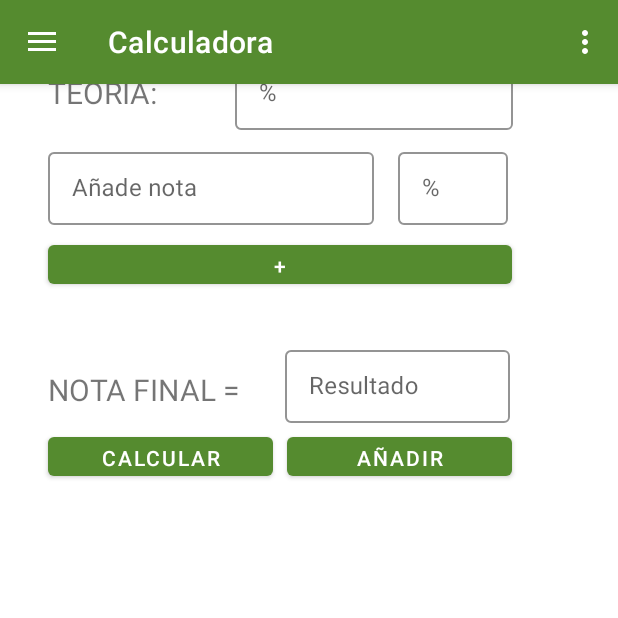
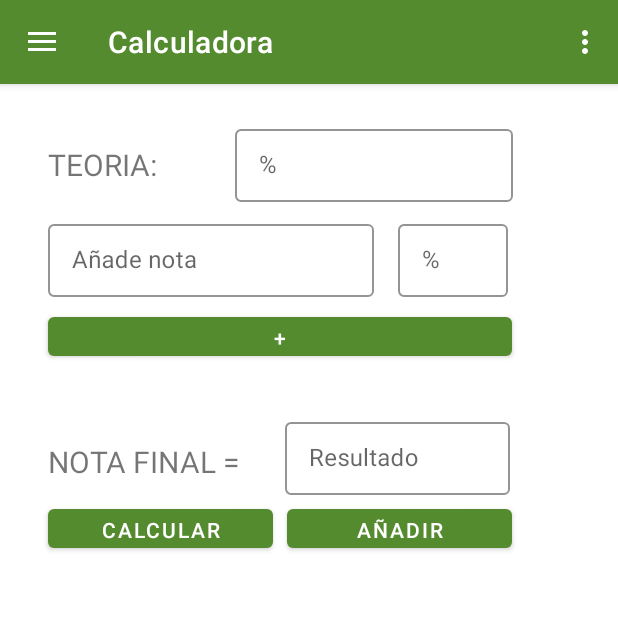
Before and after one commit to danielaocampo2/ZeitPlan_proyect, an Android app: the fragment CalculadoraActivity placed in its activity, on a phone screen of 412 x 824 dp, the top half of it. Run offline under Robolectric (Android 15) with nearby library versions, the phone set to English and light mode, and no system bars; our stand-ins replace CircleImageView, Firebase (no records; nobody signed in at launch, a user with empty details on screens opened directly); 2 statements that could not run were skipped.

Commit message:
calculadora con fragment final

```diff
--- a/app/src/main/java/com/example/zeitplan_proyect/CalculadoraActivity.java
+++ b/app/src/main/java/com/example/zeitplan_proyect/CalculadoraActivity.java
@@ -319,7 +319,7 @@ public class CalculadoraActivity extends Fragment {
 
         boton_campoNuevo.setOnClickListener(new View.OnClickListener() {
             @Override
-            public void onClick(View view) {
+            public void onClick(View v) {
 
                 LayoutInflater inflater = getLayoutInflater();
                 View vista = inflater.inflate(R.layout.dialogo_camponuevo, (ViewGroup)view.findViewById(R.id.dialog_campoNuevo));
--- a/app/src/main/res/layout/activity_calculadora.xml
+++ b/app/src/main/res/layout/activity_calculadora.xml
@@ -15,7 +15,7 @@
             android:id="@+id/textView_Teoria"
             android:layout_width="wrap_content"
             android:layout_height="wrap_content"
-            android:layout_marginTop="48dp"
+            android:layout_marginTop="96dp"
             android:text="TEORIA:"
             android:textSize="20sp"
             app:layout_constraintEnd_toEndOf="parent"
@@ -28,7 +28,7 @@
             style="@style/Widget.MaterialComponents.TextInputLayout.OutlinedBox.Dense"
             android:layout_width="185dp"
             android:layout_height="wrap_content"
-            android:layout_marginTop="32dp"
+            android:layout_marginTop="80dp"
             android:hint="%"
             app:boxStrokeColor="#315512"
             app:hintTextAppearance="@style/TextAppearance.AppCompat.Body1"
```
